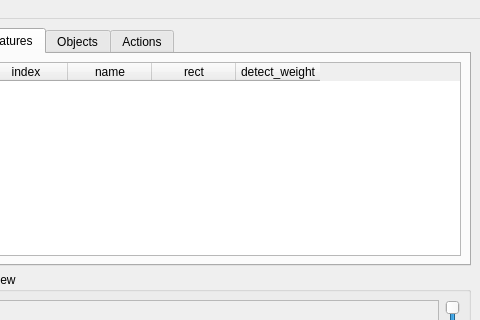
HsOjo/AutomatorMaker, file app/res/ui/main.ui: the form before one commit; both pictures show x 320 to 800 and y 0 to 320 of the 800 by 600 pixel window.
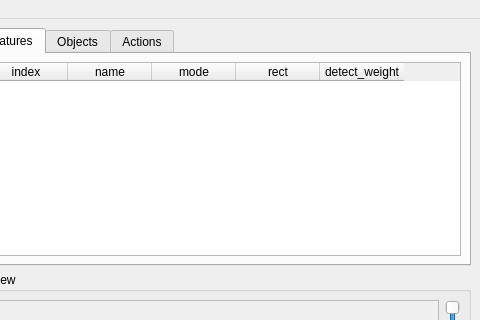
The form after the commit.

Commit message: Fix some problem. Support feature check mode.

The edit to the form file:
```diff
--- a/app/res/ui/main.ui
+++ b/app/res/ui/main.ui
@@ -88,6 +88,11 @@
             <string>name</string>
            </property>
           </column>
+          <column>
+           <property name="text">
+            <string>mode</string>
+           </property>
+          </column>
           <column>
            <property name="text">
             <string>rect</string>
```
The commit also changes 7 other files.
